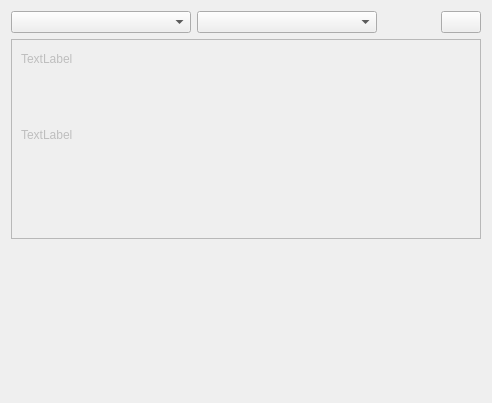
Qt form rqt_nodelet_assembler/src/rqt_nodelet_assembler.ui (Tabjones/NodeletAssembler) before a commit.
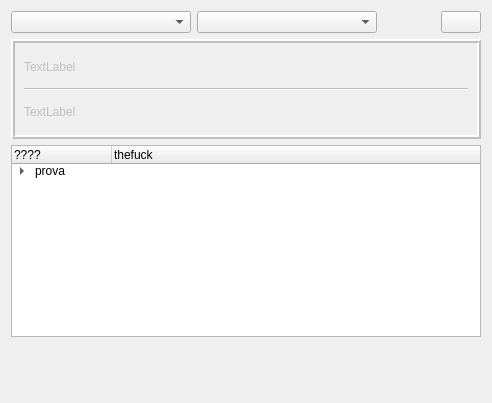
The same form after that commit.

Commit message: Try list view for nodelet structure

What changed in the file:
```diff
--- a/rqt_nodelet_assembler/src/rqt_nodelet_assembler.ui
+++ b/rqt_nodelet_assembler/src/rqt_nodelet_assembler.ui
@@ -86,45 +86,116 @@
        <property name="minimumSize">
         <size>
          <width>200</width>
-         <height>200</height>
+         <height>100</height>
         </size>
        </property>
        <property name="frameShape">
-        <enum>QFrame::StyledPanel</enum>
+        <enum>QFrame::Box</enum>
        </property>
        <property name="frameShadow">
-        <enum>QFrame::Sunken</enum>
+        <enum>QFrame::Raised</enum>
        </property>
-       <widget class="QLabel" name="name">
-        <property name="geometry">
-         <rect>
-          <x>10</x>
-          <y>10</y>
-          <width>62</width>
-          <height>19</height>
-         </rect>
-        </property>
-        <property name="text">
-         <string>TextLabel</string>
-        </property>
-       </widget>
-       <widget class="QLabel" name="description">
-        <property name="geometry">
-         <rect>
-          <x>10</x>
-          <y>50</y>
-          <width>141</width>
-          <height>91</height>
-         </rect>
-        </property>
-        <property name="text">
-         <string>TextLabel</string>
-        </property>
-       </widget>
+       <property name="lineWidth">
+        <number>2</number>
+       </property>
+       <layout class="QGridLayout" name="gridLayout">
+        <item row="2" column="0">
+         <widget class="QLabel" name="description">
+          <property name="text">
+           <string>TextLabel</string>
+          </property>
+          <property name="scaledContents">
+           <bool>true</bool>
+          </property>
+          <property name="wordWrap">
+           <bool>true</bool>
+          </property>
+         </widget>
+        </item>
+        <item row="0" column="0">
+         <widget class="QLabel" name="name">
+          <property name="maximumSize">
+           <size>
+            <width>16777215</width>
+            <height>60</height>
+           </size>
+          </property>
+          <property name="text">
+           <string>TextLabel</string>
+          </property>
+          <property name="scaledContents">
+           <bool>true</bool>
+          </property>
+          <property name="wordWrap">
+           <bool>true</bool>
+          </property>
+         </widget>
+        </item>
+        <item row="1" column="0">
+         <widget class="Line" name="line">
+          <property name="orientation">
+           <enum>Qt::Horizontal</enum>
+          </property>
+         </widget>
+        </item>
+       </layout>
       </widget>
      </item>
     </layout>
    </item>
+   <item>
+    <widget class="QTreeWidget" name="treeWidget">
+     <property name="dragEnabled">
+      <bool>true</bool>
+     </property>
+     <property name="dragDropOverwriteMode">
+      <bool>true</bool>
+     </property>
+     <property name="dragDropMode">
+      <enum>QAbstractItemView::DragDrop</enum>
+     </property>
+     <property name="defaultDropAction">
+      <enum>Qt::MoveAction</enum>
+     </property>
+     <property name="selectionBehavior">
+      <enum>QAbstractItemView::SelectItems</enum>
+     </property>
+     <property name="animated">
+      <bool>true</bool>
+     </property>
+     <property name="wordWrap">
+      <bool>true</bool>
+     </property>
+     <attribute name="headerCascadingSectionResizes">
+      <bool>true</bool>
+     </attribute>
+     <column>
+      <property name="text">
+       <string>????</string>
+      </property>
+     </column>
+     <column>
+      <property name="text">
+       <string>thefuck</string>
+      </property>
+     </column>
+     <item>
+      <property name="text">
+       <string>prova</string>
+      </property>
+      <item>
+       <property name="text">
+        <string>lol</string>
+       </property>
+      </item>
+      <item>
+       <property name="text">
+        <string>prova 2</string>
+       </property>
+      </item>
+     </item>
+    </widget>
+   </item>
    <item>
     <spacer name="verticalSpacer">
      <property name="orientation">
```
The commit also changes 1 other file.
